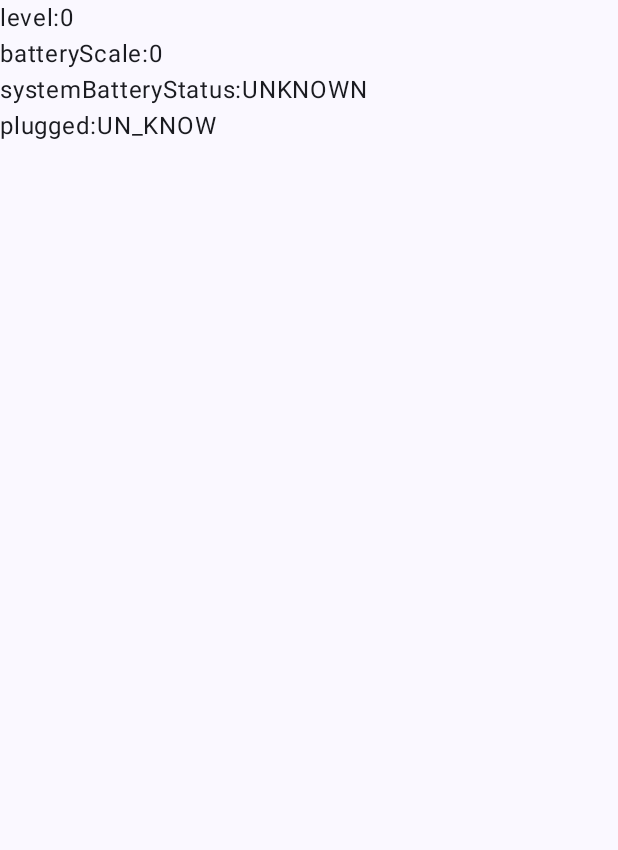
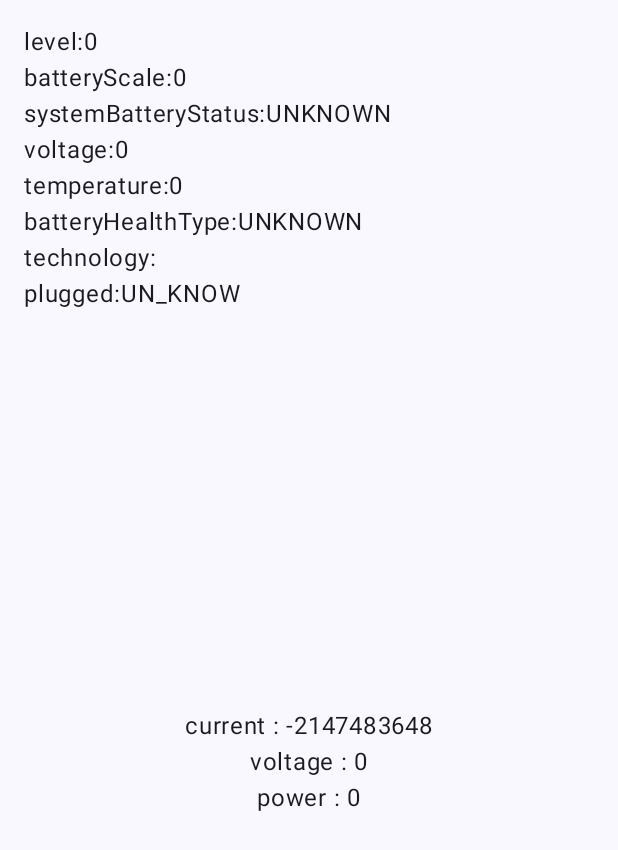
Before and after one commit to wk1995/BatteryManager, an Android app built with Jetpack Compose: the screen it shows after launch (MainActivity), on a phone screen of 412 x 824 dp. Shown: the top 850 px of the screen. Run offline under Robolectric (Android 15) with nearby library versions, the phone set to English and light mode, and no system bars.

Commit message:
补充电池信息 & 当前瞬时电流电压，功率

```diff
--- /dev/null
+++ b/app/src/main/java/cn/wk/android/battery/manager/BatteryHealthType.kt
@@ -0,0 +1,10 @@
+package cn.wk.android.battery.manager
+
+enum class BatteryHealthType {
+    UNKNOWN,
+    GOOD,
+    OVERHEAT,
+    DEAD,
+    OVER_VOLTAGE,
+    UNSPECIFIED_FAILURE,
+}
--- a/app/src/main/java/cn/wk/android/battery/manager/MainActivity.kt
+++ b/app/src/main/java/cn/wk/android/battery/manager/MainActivity.kt
@@ -4,17 +4,22 @@ import android.os.Bundle
 import androidx.activity.ComponentActivity
 import androidx.activity.compose.setContent
 import androidx.activity.enableEdgeToEdge
+import androidx.compose.foundation.layout.Arrangement
 import androidx.compose.foundation.layout.Box
 import androidx.compose.foundation.layout.Column
+import androidx.compose.foundation.layout.PaddingValues
 import androidx.compose.foundation.layout.fillMaxSize
+import androidx.compose.foundation.layout.fillMaxWidth
 import androidx.compose.foundation.layout.padding
-import androidx.compose.material3.Button
 import androidx.compose.material3.Scaffold
 import androidx.compose.material3.Text
 import androidx.compose.runtime.Composable
+import androidx.compose.runtime.LaunchedEffect
 import androidx.compose.runtime.getValue
+import androidx.compose.ui.Alignment
 import androidx.compose.ui.Modifier
 import androidx.compose.ui.tooling.preview.Preview
+import androidx.compose.ui.unit.dp
 import androidx.lifecycle.ViewModelProvider
 import androidx.lifecycle.compose.collectAsStateWithLifecycle
 import cn.wk.android.battery.manager.ui.theme.BatteryManagerTheme
@@ -35,19 +40,21 @@ class MainActivity : ComponentActivity() {
                     val systemBatteryRawData by viewModel.systemBatteryRawData.collectAsStateWithLifecycle(
                         SystemBatteryRawData()
                     )
-                    Box(
-                        modifier = Modifier
-                            .fillMaxSize()
-                            .padding(innerPadding)
-                    ) {
-                        Column() {
-                            Text(text = "level:${systemBatteryRawData.level}")
-                            Text(text = "batteryScale:${systemBatteryRawData.batteryScale}")
-                            Text(text = "systemBatteryStatus:${systemBatteryRawData.systemBatteryStatus}")
-                            Text(text = "plugged:${systemBatteryRawData.plugged}")
-                        }
 
+                    val current by viewModel.current.collectAsStateWithLifecycle(0)
+                    val voltage by viewModel.voltage.collectAsStateWithLifecycle(0)
+
+                    LaunchedEffect(Unit) {
+                        viewModel.statObtainCurrentRecycle(this@MainActivity)
                     }
+
+                    BatteryInfo(
+                        Modifier,
+                        systemBatteryRawData = systemBatteryRawData,
+                        current = current,
+                        voltage = voltage,
+                        paddingValues = innerPadding
+                    )
                 }
             }
         }
@@ -59,17 +66,53 @@ class MainActivity : ComponentActivity() {
     }
 }
 
+
 @Composable
-fun Greeting(name: String, modifier: Modifier = Modifier) {
-    Text(
-        text = "Hello $name!", modifier = modifier
-    )
+fun BatteryInfo(
+    modifier: Modifier = Modifier,
+    current: Int = 0,
+    voltage: Int = 0,
+    systemBatteryRawData: SystemBatteryRawData = SystemBatteryRawData(),
+    paddingValues: PaddingValues = PaddingValues()
+) {
+    Box(
+        modifier = modifier
+            .fillMaxSize()
+            .padding(paddingValues)
+    ) {
+        Column(
+            modifier = Modifier
+                .fillMaxSize()
+                .padding(16.dp)
+        ) {
+            Text(text = "level:${systemBatteryRawData.level}")
+            Text(text = "batteryScale:${systemBatteryRawData.batteryScale}")
+            Text(text = "systemBatteryStatus:${systemBatteryRawData.systemBatteryStatus}")
+            Text(text = "voltage:${systemBatteryRawData.voltage}")
+            Text(text = "temperature:${systemBatteryRawData.temperature}")
+            Text(text = "batteryHealthType:${systemBatteryRawData.batteryHealthType}")
+            Text(text = "technology:${systemBatteryRawData.technology}")
+            Text(text = "plugged:${systemBatteryRawData.plugged}")
+            Column(
+                modifier = Modifier
+                    .weight(1.0f)
+                    .fillMaxWidth(),
+                horizontalAlignment = Alignment.CenterHorizontally,
+                verticalArrangement = Arrangement.Center
+            ) {
+                Text(text = "current : $current")
+                Text(text = "voltage : $voltage")
+                Text(text = "power : ${current * voltage}")
+            }
+        }
+
+    }
 }
 
 @Preview(showBackground = true)
 @Composable
 fun GreetingPreview() {
     BatteryManagerTheme {
-        Greeting("Android")
+        BatteryInfo()
     }
 }
--- a/app/src/main/java/cn/wk/android/battery/manager/MainViewModel.kt
+++ b/app/src/main/java/cn/wk/android/battery/manager/MainViewModel.kt
@@ -1,11 +1,40 @@
 package cn.wk.android.battery.manager
 
+import android.content.Context
 import androidx.lifecycle.ViewModel
+import androidx.lifecycle.viewModelScope
+import cn.wk.android.battery.manager.charge.ChargeManager
+import kotlinx.coroutines.delay
+import kotlinx.coroutines.flow.MutableSharedFlow
+import kotlinx.coroutines.flow.asSharedFlow
+import kotlinx.coroutines.isActive
+import kotlinx.coroutines.launch
 
 class MainViewModel : ViewModel() {
 
 
     val systemBatteryRawData = SystemBatteryInfoMonitor.systemBatteryRawData
 
+    private val flag: Boolean = true
+
+    private val _current = MutableSharedFlow<Int>()
+    val current = _current.asSharedFlow()
+    private val _voltage = MutableSharedFlow<Int>()
+    val voltage = _voltage.asSharedFlow()
+
+
+    fun statObtainCurrentRecycle(context: Context) {
+        viewModelScope.launch {
+            if (flag) {
+                _current.emit(ChargeManager.getCurrentChargeCurrent(context))
+                _voltage.emit(ChargeManager.getCurrentChargeVoltage(context))
+                delay(2000)
+                if (isActive) {
+                    statObtainCurrentRecycle(context = context)
+                }
+            }
+        }
+    }
+
 
 }
--- a/app/src/main/java/cn/wk/android/battery/manager/SystemBatteryInfoMonitor.kt
+++ b/app/src/main/java/cn/wk/android/battery/manager/SystemBatteryInfoMonitor.kt
@@ -36,7 +36,20 @@ object SystemBatteryInfoMonitor {
                         val level = intent.getIntExtra(BatteryManager.EXTRA_LEVEL, -1)
                         //电量刻度的最大值
                         val scale = intent.getIntExtra(BatteryManager.EXTRA_SCALE, -1)
-                        val batteryPct = level * 100 / scale.toFloat()
+                        val health = intent.getIntExtra(BatteryManager.EXTRA_HEALTH, -1)
+                        val batteryHealthType = when (health) {
+                            BatteryManager.BATTERY_HEALTH_GOOD -> BatteryHealthType.GOOD
+                            BatteryManager.BATTERY_HEALTH_OVERHEAT -> BatteryHealthType.OVERHEAT
+                            BatteryManager.BATTERY_HEALTH_DEAD -> BatteryHealthType.DEAD
+                            BatteryManager.BATTERY_HEALTH_OVER_VOLTAGE -> BatteryHealthType.OVER_VOLTAGE
+                            BatteryManager.BATTERY_HEALTH_UNSPECIFIED_FAILURE -> BatteryHealthType.UNSPECIFIED_FAILURE
+                            else -> BatteryHealthType.UNKNOWN
+                        }
+
+                        val temperature = intent.getIntExtra(BatteryManager.EXTRA_TEMPERATURE, -1)
+                        val voltage = intent.getIntExtra(BatteryManager.EXTRA_VOLTAGE, -1)
+                        val technology = intent.getStringExtra(BatteryManager.EXTRA_TECHNOLOGY) ?: ""
+
                         //当前电池状态（不是充电类型） status 描述的是 电池当前是否在接收能量.插不插电由另一个字段决定BatteryManager.EXTRA_PLUGGED
                         val status = intent.getIntExtra(BatteryManager.EXTRA_STATUS, -1)
                         val systemBatteryStatue = when (status) {
@@ -75,6 +88,10 @@ object SystemBatteryInfoMonitor {
                         val data = SystemBatteryRawData(
                             level = level,
                             batteryScale = scale,
+                            temperature = temperature,
+                            voltage = voltage,
+                            technology = technology,
+                            batteryHealthType = batteryHealthType,
                             systemBatteryStatus = systemBatteryStatue,
                             plugged = chargeType
                         )
@@ -100,7 +117,7 @@ object SystemBatteryInfoMonitor {
                     }
 
                     Intent.ACTION_BATTERY_OKAY -> {
-                        // 电量恢复
+                        // 电量充足
 
                     }
                 }
--- a/app/src/main/java/cn/wk/android/battery/manager/SystemBatteryRawData.kt
+++ b/app/src/main/java/cn/wk/android/battery/manager/SystemBatteryRawData.kt
@@ -5,6 +5,10 @@ import cn.wk.android.battery.manager.charge.ChargeType
 data class SystemBatteryRawData(
     val level: Int = 0,
     val batteryScale: Int = 0,
+    val temperature: Int = 0,
+    val voltage: Int = 0,
+    val technology: String = "",
     val systemBatteryStatus: SystemBatteryStatus = SystemBatteryStatus.UNKNOWN,
+    val batteryHealthType: BatteryHealthType = BatteryHealthType.UNKNOWN,
     val plugged: ChargeType = ChargeType.UN_KNOW,
 )
--- /dev/null
+++ b/app/src/main/java/cn/wk/android/battery/manager/charge/ChargeManager.kt
@@ -0,0 +1,35 @@
+package cn.wk.android.battery.manager.charge
+
+import android.content.Context
+import android.content.Intent
+import android.content.IntentFilter
+import android.os.BatteryManager
+
+object ChargeManager {
+    private var batteryManager: BatteryManager? = null
+
+
+    private fun initBatteryManager(context: Context) {
+        if (batteryManager == null) {
+            batteryManager = context.getSystemService(Context.BATTERY_SERVICE) as? BatteryManager
+        }
+    }
+
+    /**
+     * 获取当前充电电流
+     * */
+    fun getCurrentChargeCurrent(context: Context): Int {
+        initBatteryManager(context = context)
+        val current =
+            batteryManager?.getIntProperty(BatteryManager.BATTERY_PROPERTY_CURRENT_NOW) ?: 0
+        return current
+    }
+
+
+    fun getCurrentChargeVoltage(context: Context): Int {
+        val intentFilter = IntentFilter(Intent.ACTION_BATTERY_CHANGED)
+        val intent = context.registerReceiver(null, intentFilter)
+        return intent?.getIntExtra(BatteryManager.EXTRA_VOLTAGE, 0) ?: 0
+    }
+
+}
```
